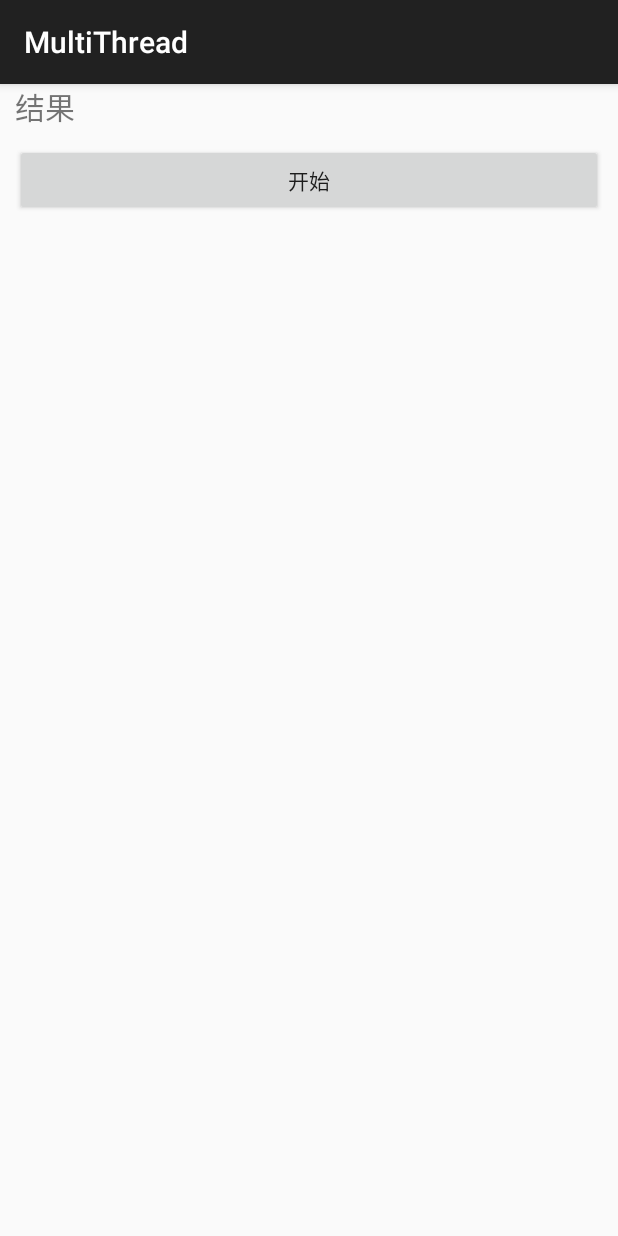
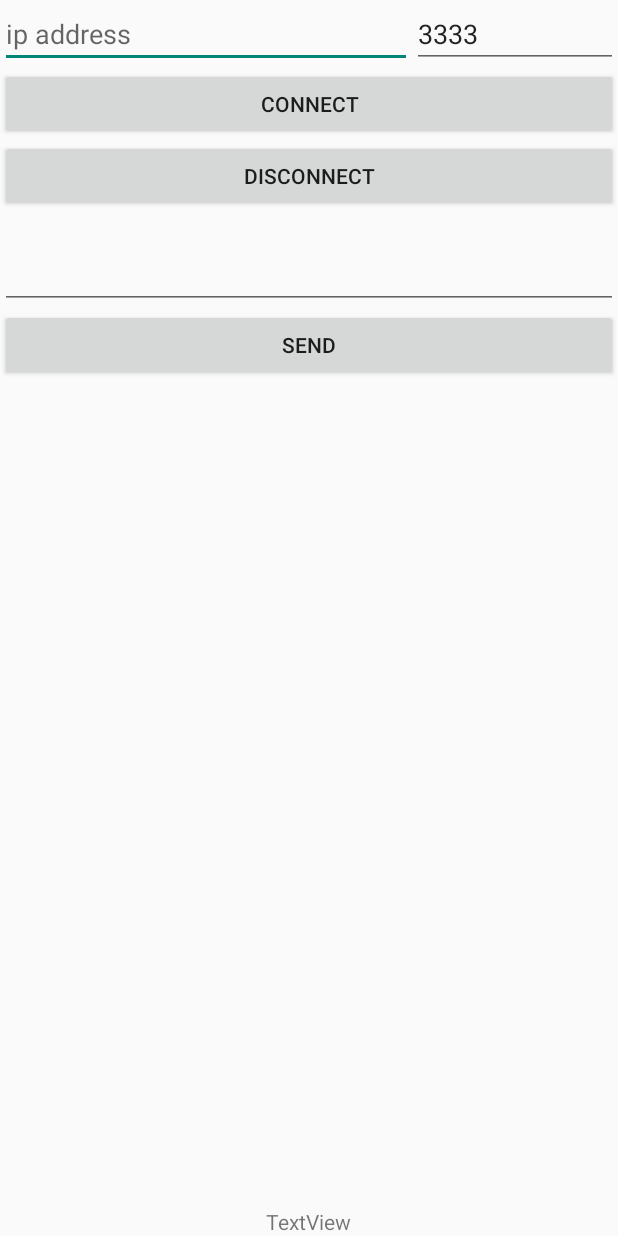
Before and after one commit to yoxiii/android_multithread, an Android app: the screen it shows after launch (MainActivity), on a phone screen of 412 x 824 dp. Run offline under Robolectric (Android 15) with nearby library versions, the phone set to English and light mode, and no system bars.

```diff
--- a/app/src/main/AndroidManifest.xml
+++ b/app/src/main/AndroidManifest.xml
@@ -1,6 +1,8 @@
 <?xml version="1.0" encoding="utf-8"?>
 <manifest xmlns:android="http://schemas.android.com/apk/res/android"
     xmlns:tools="http://schemas.android.com/tools">
+
+    <uses-permission android:name="android.permission.INTERNET" />
 
     <application
         android:allowBackup="true"
@@ -13,6 +15,9 @@
         android:theme="@style/Theme.MultiThread"
         tools:targetApi="31">
         <activity
+            android:name=".DirectionControl"
+            android:exported="false" />
+        <activity
             android:name=".MainActivity"
             android:exported="true">
             <intent-filter>
--- a/app/src/main/java/com/example/multithread/MainActivity.java
+++ b/app/src/main/java/com/example/multithread/MainActivity.java
@@ -3,79 +3,238 @@ package com.example.multithread;
 import androidx.annotation.NonNull;
 import androidx.appcompat.app.AppCompatActivity;
 
+import android.content.SharedPreferences;
 import android.os.Bundle;
 import android.os.Handler;
 import android.os.Looper;
 import android.os.Message;
 import android.view.View;
+import android.widget.Button;
+import android.widget.EditText;
 import android.widget.TextView;
 import android.widget.Toast;
 
 import com.example.multithread.R;
 
+import java.io.BufferedReader;
+import java.io.IOException;
+import java.io.InputStream;
+import java.io.InputStreamReader;
+import java.io.OutputStream;
+import java.net.Socket;
+import java.util.Map;
+
 public class MainActivity extends AppCompatActivity {
 
+
+    private Socket socket;
     private TextView tvContent;
     private String strFromNet;
+    private Button btnConnect, btnDisconnect, btnSend;
+    private EditText mEdit,ip_addr,port;
+    BufferedReader br ;
+
+    // 接收服务器发送过来的消息
+    String response;
+    InputStream is;
+
+    // 输入流读取器对象
+    InputStreamReader isr ;
+
+    private TextView Receive,receive_message;
+    private int port_intValue;
+    OutputStream outputStream;
+    private boolean isConnected = false; // 连接状态标志位
     @Override
     protected void onCreate(Bundle savedInstanceState) {
+        getSupportActionBar().hide(); // 隐藏 ActionBar
         super.onCreate(savedInstanceState);
-        setContentView(R.layout.activity_main);
+        setContentView(R.layout.layout);
 
-        tvContent = findViewById(R.id.tv_content);
+        tvContent = findViewById(R.id.textView);
+        //isConnected=findViewById(R.id.textView)
+        btnConnect = (Button) findViewById(R.id.connect);
+        btnDisconnect = (Button) findViewById(R.id.disconnect);
+        mEdit = (EditText) findViewById(R.id.edit);
+        ip_addr = (EditText) findViewById(R.id.ip_addr);
+        port = (EditText) findViewById(R.id.port);
 
 
+        receive_message = (TextView) findViewById(R.id.receive_message);
+        Map<String,Object> IPinfo=SaveIP.getIPInfo(this);
+        String savedIP=(String)IPinfo.get("ip");
+        String savedPortStr=String.valueOf(IPinfo.get("port"));
+        ip_addr.setText(savedIP);
+        port.setText(savedPortStr);
+        Receive();
+        detectConnection();
     }
+    //handler负责接收子线程更新的信息
     private Handler mHandler=new Handler(Looper.myLooper()){
         @Override
         public void handleMessage(@NonNull Message msg) {
             super.handleMessage(msg);
-            if(msg.what==1){
-                String strData=(String)msg.obj;
-                tvContent.setText(strData);
-
+            if(msg.what==0){
+                //String strData=(String)msg.obj;
+                //tvContent.setText(strData);
+                receive_message.setText(response);
             }
         }
     };
-    Thread thread;
-    public void start(View view) {
+    //因为4.0以后不能再主线程中进行网络操作,所以需要另外开辟一个线程
+public void connect(View view) {  //连接
+    new Thread(new Runnable() {
+        @Override
+        public void run() {
+            try {
+                String port_text = port.getText().toString();
+                try {
+                    port_intValue = Integer.parseInt(port_text); //port转为int类型
+                } catch (NumberFormatException e) {
+                    e.printStackTrace();
+                }
+                socket = new Socket(ip_addr.getText().toString(), port_intValue);
+                boolean isIPsaved=SaveIP.saveIPInfo(MainActivity.this,ip_addr.getText().toString(),port_intValue);
+                System.out.println(isIPsaved);
+                isConnected=true;
+
+            } catch (IOException e) {
+                e.printStackTrace();
+                }
+           // Toast.makeText(MainActivity.this,"任务完成！",Toast.LENGTH_SHORT).show();
+        }
+    }).start();
+
+}
+private void detectConnection(){
+    new Thread(new Runnable() {
+        @Override
+        public void run() {
+            try {
+                updateConnectionStatus();
+                Thread.sleep(1000);
+            } catch (InterruptedException e) {
+                throw new RuntimeException(e);
+            }
+        }
+    });
+}
+
+    private void updateConnectionStatus() {
+        if (isConnected) {
+            tvContent.setText("Connected"); // connectionStatusTextView 为你的 TextView
+        } else {
+            tvContent.setText("Not Connected");
+        }
+    }
+private void Receive()
+    {
         new Thread(new Runnable() {
             @Override
             public void run() {
-                strFromNet=getStringFromNet();
-                Message message=new Message();
-                message.what=1;
-                message.obj=strFromNet;
-                mHandler.sendMessage(message);
+                try {
+                    while (true){
+                        if(socket!=null&&socket.isConnected()) {
+                            is = socket.getInputStream();
+                            isr = new InputStreamReader(is);
+                            br = new BufferedReader(isr);
+                            response = br.readLine();
+                            System.out.println(response);
+                            if (response != null) {
+                                Message msg = new Message();
+                                msg.what = 0;
+                                mHandler.sendMessage(msg);
+                            }
+                        }
+                        Thread.sleep(100);
+                    }
+
+                } catch (IOException e) {
+                    e.printStackTrace();
+                } catch (InterruptedException e) {
+                    throw new RuntimeException(e);
+                }
             }
         }).start();
-
-
-        // 做一个耗时任务
-        Toast.makeText(MainActivity.this,"任务完成！",Toast.LENGTH_SHORT).show();
-//        String strFromNet = getStringFromNet();
     }
 
 
-    private String getStringFromNet() {
-        // 假装从网络获取了一个字符串
-        String result = "";
+public void send(View view){
+    new Thread(new Runnable() {
+        @Override
+        public void run() {
+            try {
+                outputStream=socket.getOutputStream();
+                outputStream.write((mEdit.getText().toString()+"\n").getBytes("utf-8"));
+                //数据的结尾加上换行符才可让服务器端的readline()停止阻塞
+                outputStream.flush();
+            }catch (IOException e)
+            {
+                e.printStackTrace();
+            }
+        }
+    }).start();
+}
 
-        StringBuilder stringBuilder = new StringBuilder();
+public void disconnect(View view){   //断开
+        try {
+            if (socket != null && socket.isConnected()) {
+            socket.close();}
+//            try{
+//                Thread.sleep(1000);
+//            } catch (InterruptedException e) {
+//                throw new RuntimeException(e);
+//            }
+            System.out.println("Output Shutdown: "+socket.isOutputShutdown());
+            System.out.println("Input Shutdown: " +socket.isInputShutdown());
+            //socket=null;
+            isConnected=false;
 
-        // 模拟一个耗时操作
-        for (int i = 0; i < 100; i++) {
-            stringBuilder.append("字符串" + i);
-        }
+        }catch (IOException e)
+        {e.printStackTrace();}
+}
 
-        try {
-            Thread.sleep(5000);
-        } catch (InterruptedException e) {
-            e.printStackTrace();
-        }
 
-        result = stringBuilder.toString();
 
-        return result;
-    }
+//    public void start(View view) {
+//        new Thread(new Runnable() {
+//            @Override
+//            public void run() {
+//                //strFromNet=getStringFromNet();
+//                Message message=new Message();
+//                message.what=1;
+//                message.obj=strFromNet;
+//                mHandler.sendMessage(message);
+//            }
+//        }).start();
+//
+//
+//        // 做一个耗时任务
+//        Toast.makeText(MainActivity.this,"任务完成！",Toast.LENGTH_SHORT).show();
+////        String strFromNet = getStringFromNet();
+//    }
+
+
+
+//    private String getStringFromNet() {
+//        // 假装从网络获取了一个字符串
+//        String result = "";
+//
+//        StringBuilder stringBuilder = new StringBuilder();
+//
+//        // 模拟一个耗时操作
+//        for (int i = 0; i < 100; i++) {
+//            stringBuilder.append("字符串" + i);
+//        }
+//
+//        try {
+//            Thread.sleep(5000);
+//        } catch (InterruptedException e) {
+//            e.printStackTrace();
+//        }
+//
+//        result = stringBuilder.toString();
+//
+//        return result;
+//    }
 }
--- /dev/null
+++ b/app/src/main/java/com/example/multithread/SaveIP.java
@@ -0,0 +1,28 @@
+package com.example.multithread;
+
+import android.content.Context;
+import android.content.SharedPreferences;
+
+import java.util.HashMap;
+import java.util.Map;
+
+public class SaveIP {
+    public static boolean saveIPInfo(Context context, String ip, int port) {
+    SharedPreferences sp =context.getSharedPreferences("data",Context.MODE_PRIVATE);
+    SharedPreferences.Editor edit=sp.edit();
+    edit.putInt("port",port);
+    edit.putString("ip",ip);
+
+    edit.apply();
+    return true;
+    }
+    public static Map<String,Object> getIPInfo(Context context){
+        SharedPreferences sp=context.getSharedPreferences("data",Context.MODE_PRIVATE);
+        String ip_addr=sp.getString("ip","");
+        int port=sp.getInt("port",3333);
+        Map<String,Object> IPinfoMap=new HashMap<>();
+        IPinfoMap.put("ip",ip_addr);
+        IPinfoMap.put("port",port);
+        return IPinfoMap;
+    }
+}
--- a/app/src/main/res/layout/activity_main.xml
+++ /dev/null
@@ -1,37 +0,0 @@
-<?xml version="1.0" encoding="utf-8"?>
-<ScrollView xmlns:android="http://schemas.android.com/apk/res/android"
-    xmlns:app="http://schemas.android.com/apk/res-auto"
-    xmlns:tools="http://schemas.android.com/tools"
-    android:layout_width="match_parent"
-    android:layout_height="match_parent"
-    android:orientation="vertical"
-    tools:context=".MainActivity">
-
-
-    <LinearLayout
-        android:layout_width="match_parent"
-        android:layout_height="match_parent"
-        android:layout_marginRight="10dp"
-        android:orientation="vertical"
-        android:paddingLeft="10dp">
-
-
-        <TextView
-            android:id="@+id/tv_content"
-            android:layout_width="wrap_content"
-            android:layout_height="wrap_content"
-            style="@style/MyTextStyle"
-            android:text="结果"
-            />
-
-
-        <Button
-            android:layout_width="match_parent"
-            android:layout_height="wrap_content"
-            android:layout_marginTop="10dp"
-            android:text="开始"
-            android:onClick="start"
-            android:textAllCaps="false" />
-
-    </LinearLayout>
-</ScrollView>
--- /dev/null
+++ b/app/src/main/res/layout/layout.xml
@@ -0,0 +1,75 @@
+<?xml version="1.0" encoding="utf-8"?>
+<LinearLayout xmlns:android="http://schemas.android.com/apk/res/android"
+    android:layout_width="match_parent"
+    android:layout_height="match_parent"
+    android:orientation="vertical">
+    <LinearLayout
+        android:layout_width="match_parent"
+        android:layout_height="wrap_content">
+        <!-- First EditText taking 2/3 of the space -->
+        <EditText
+            android:id="@+id/ip_addr"
+            android:layout_width="0dp"
+            android:layout_height="wrap_content"
+            android:layout_weight="2"
+            android:hint="ip address"/>
+
+        <!-- Second EditText taking 1/3 of the space -->
+        <EditText
+            android:id="@+id/port"
+            android:layout_width="0dp"
+            android:layout_height="wrap_content"
+            android:layout_weight="1"
+            android:hint="port"/>
+    </LinearLayout>
+
+
+
+
+    <Button
+        android:id="@+id/connect"
+        android:layout_width="match_parent"
+        android:layout_height="wrap_content"
+        android:text="connect"
+        android:onClick="connect"/>
+
+    <Button
+        android:id="@+id/disconnect"
+        android:layout_width="match_parent"
+        android:layout_height="wrap_content"
+        android:text="disconnect"
+        android:onClick="disconnect"/>
+
+    <TextView
+        android:id="@+id/receive_message"
+        android:layout_width="match_parent"
+        android:layout_height="wrap_content" />
+
+
+
+    <EditText
+        android:id="@+id/edit"
+        android:layout_width="match_parent"
+        android:layout_height="wrap_content" />
+
+    <Button
+        android:id="@+id/send"
+        android:layout_width="match_parent"
+        android:layout_height="wrap_content"
+        android:text="send"
+        android:onClick="send"/>
+
+    <RelativeLayout
+        android:layout_width="match_parent"
+        android:layout_height="match_parent">
+
+        <TextView
+            android:id="@+id/textView"
+            android:layout_width="wrap_content"
+            android:layout_height="wrap_content"
+            android:layout_alignParentBottom="true"
+            android:layout_centerHorizontal="true"
+            android:text="TextView" />
+    </RelativeLayout>
+
+</LinearLayout>
```
Also changed, not shown: app/src/main/java/com/example/multithread/DirectionControl.java (added, +14 -0 lines), app/src/main/res/layout/activity_direction_control.xml (added, +9 -0 lines).
